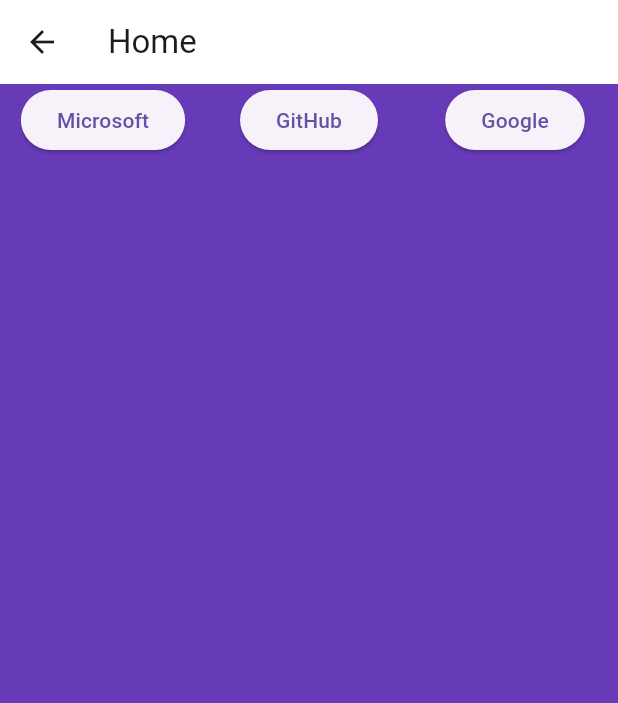
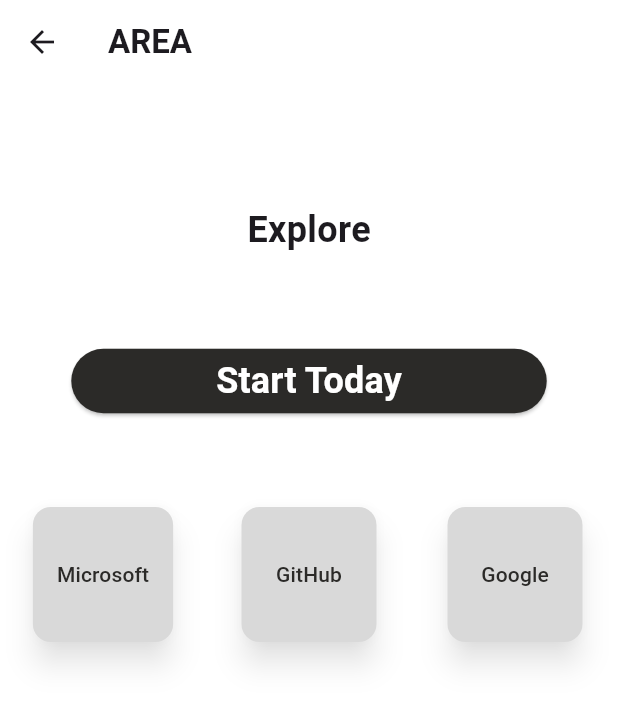
Before and after one commit to Sonny-Fourmont/2024-Epitech-Project-ARea, a Flutter app: the HomeScreen screen opened by its route, on a phone screen of 412 x 824 dp. Shown: the top 703 px of the screen. Run offline on Flutter 3.47's test engine with Material 3 defaults, Android fonts, the light colour scheme and no system bars; our stand-ins replace dio, equatable, flutter_bloc, flutter_dotenv, webview_flutter; missing offline and left inert: webview_flutter_android, webview_flutter_wkwebview.

Commit message:
[ADD] start page for home/applet

```diff
--- a/frontMobile/lib/screens/home_screen.dart
+++ b/frontMobile/lib/screens/home_screen.dart
@@ -33,6 +33,17 @@
                 );
               },
               child: Text(platform),
+                style: ElevatedButton.styleFrom(
+                  backgroundColor: Color.fromARGB(255, 217, 217, 217),
+                  foregroundColor: Color.fromARGB(255, 43, 42, 40),
+                shape: RoundedRectangleBorder(
+                  borderRadius: BorderRadius.circular(12),
+                ),
+                minimumSize: const Size(90, 90),
+                padding: const EdgeInsets.all(16),
+                elevation: 8,
+                shadowColor: Colors.black.withOpacity(0.5),
+              ),
             ),
           ],
         ),
@@ -47,14 +58,59 @@
     return Scaffold(
       appBar: AppBar(
         backgroundColor: Colors.white,
-        title: const Text('Home'),
+        title: const Text('AREA',
+          style: TextStyle(
+            fontWeight: FontWeight.bold,
+          ),
+        ),
       ),
       body: Container(
-        color: Colors.deepPurple,
+        color: Colors.white,
         alignment: Alignment.topCenter,
-        child: Row(
-          children: generateExpandedWidgets(context, platforms),
-        ),
+        child: Column(
+        mainAxisSize: MainAxisSize.max,
+        children: [
+          const SizedBox(height: 80),
+          const Text('Explore',
+          style: TextStyle(
+            fontSize: 24,
+            fontWeight: FontWeight.bold
+          ),),
+          const SizedBox(height: 60),
+          ElevatedButton(
+            onPressed: () {
+              showDialog(
+                context: context,
+                builder: (context) {
+                  return const AlertDialog(
+                    title: Text('Action!'),
+                    content: Text('Bouton pressé!'),
+                  );
+                },
+              );
+            },
+            child: const Text('Start Today',
+              style: TextStyle(
+                fontSize: 24,
+                fontWeight: FontWeight.bold,
+            ),),
+            style: ElevatedButton.styleFrom(
+              fixedSize: Size(317, 43),
+              backgroundColor: const Color.fromARGB(255, 43, 42, 40),
+              foregroundColor: const Color.fromARGB(255, 255, 255, 255),
+              shape: RoundedRectangleBorder(
+                borderRadius: BorderRadius.circular(48),
+              ),
+              // elevation: 8,
+              // shadowColor: Colors.grey.withOpacity(0.5),
+            ),
+          ),
+          const SizedBox(height: 60),
+          Row(
+            children:
+              generateExpandedWidgets(context, platforms),
+          ),
+        ]),
       ),
     );
   }
```
